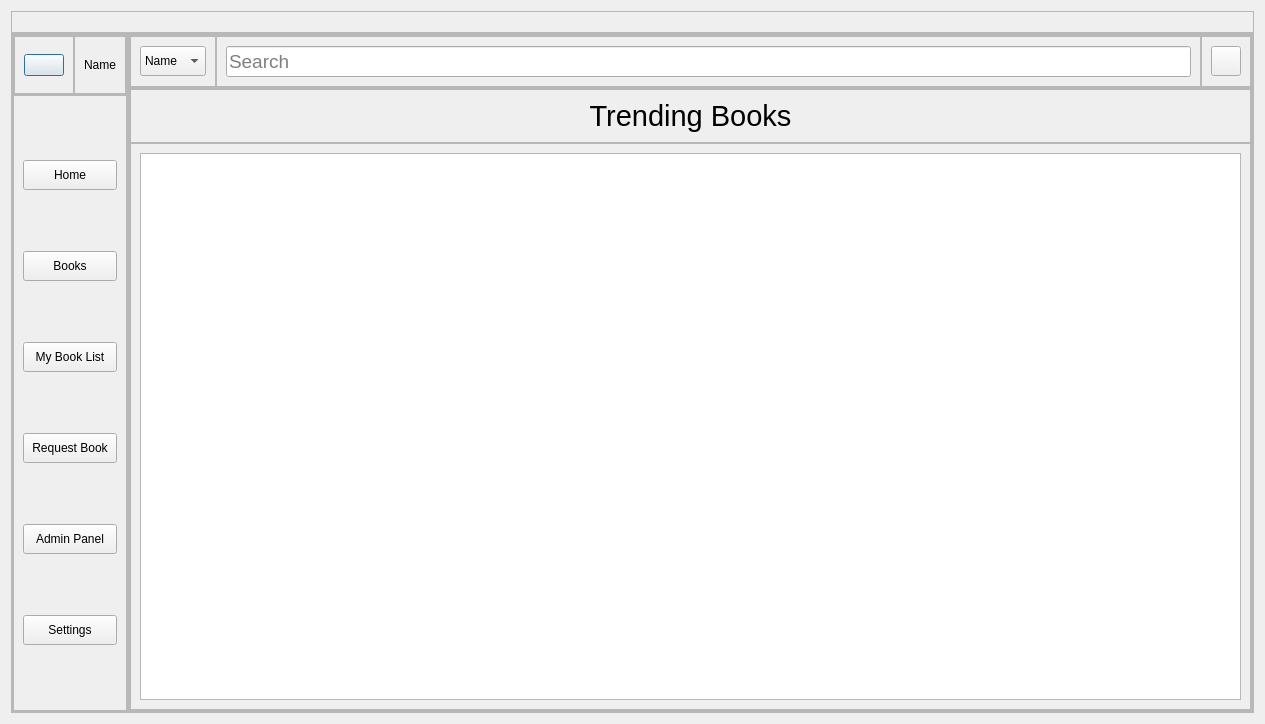
Old version of the form studenthomepage.ui in the repository aavashlamichhane/LibMan.
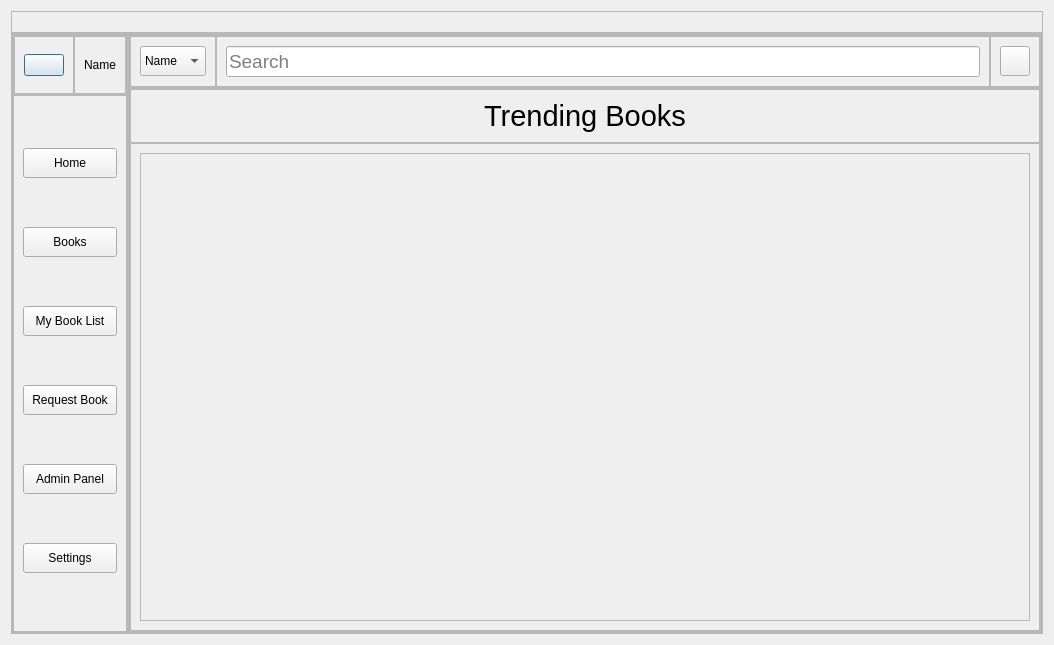
New version of the form. Icons and pictures are not drawn.

```diff
--- a/studenthomepage.ui
+++ b/studenthomepage.ui
@@ -6,8 +6,8 @@
    <rect>
     <x>0</x>
     <y>0</y>
-    <width>1265</width>
-    <height>724</height>
+    <width>1054</width>
+    <height>645</height>
    </rect>
   </property>
   <property name="windowTitle">
@@ -548,7 +548,21 @@
                 </property>
                 <layout class="QVBoxLayout" name="verticalLayout_8">
                  <item>
-                  <widget class="QTableView" name="tableView_hot"/>
+                  <widget class="QScrollArea" name="scrollArea">
+                   <property name="widgetResizable">
+                    <bool>true</bool>
+                   </property>
+                   <widget class="QWidget" name="scrollcontent">
+                    <property name="geometry">
+                     <rect>
+                      <x>0</x>
+                      <y>0</y>
+                      <width>912</width>
+                      <height>500</height>
+                     </rect>
+                    </property>
+                   </widget>
+                  </widget>
                  </item>
                 </layout>
                </widget>
```
Left out of the diff: 6 changed lines with no effect on the pictures.
